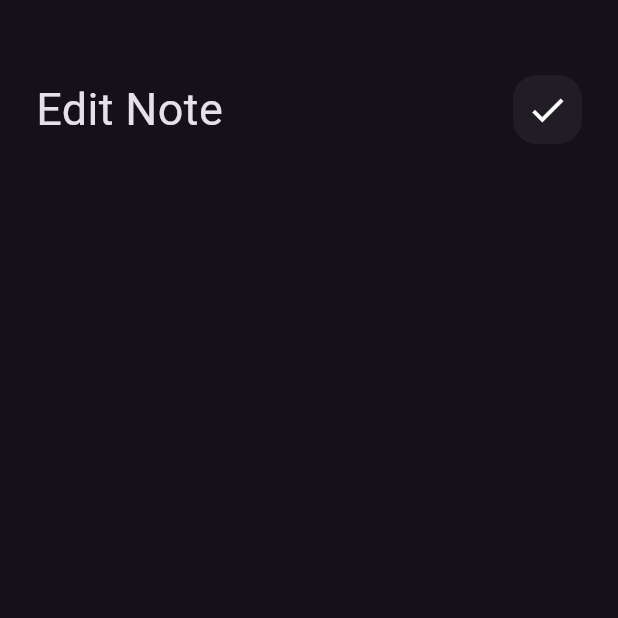
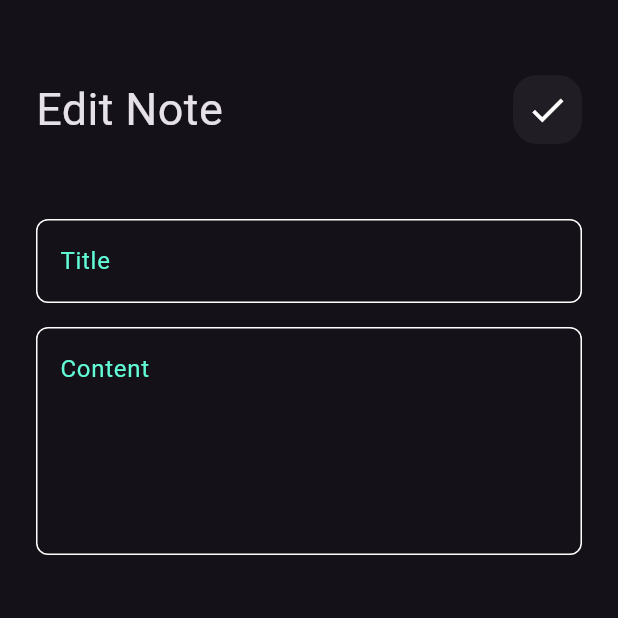
Before and after one commit to 18-rowida/note, a Flutter app: the EditNoteView screen opened directly, on a phone screen of 412 x 824 dp, the top half of it. Run offline on Flutter 3.47's test engine with Material 3 defaults, Android fonts, the phone set to English and light mode, and no system bars; our stand-ins replace font_awesome_flutter, google_fonts.

Commit message:
edit note view ui done

```diff
--- a/lib/views/widgets/edit_view_body.dart
+++ b/lib/views/widgets/edit_view_body.dart
@@ -1,5 +1,6 @@
 import 'package:flutter/material.dart';
 import 'package:note/views/widgets/custom_app_bar.dart';
+import 'package:note/views/widgets/custom_text_field.dart';
 
 class EditNoteViewBody extends StatelessWidget {
   const EditNoteViewBody({super.key});
@@ -9,7 +10,7 @@ class EditNoteViewBody extends StatelessWidget {
     return Padding(
       padding: const EdgeInsets.symmetric(horizontal: 24),
       child: Column(
-        children: [
+        children: const [
           SizedBox(
             height: 50,
           ),
@@ -17,6 +18,17 @@ class EditNoteViewBody extends StatelessWidget {
             title: 'Edit Note',
             icon: Icons.check,
           ),
+          SizedBox(
+            height: 50,
+          ),
+          CustomTextField(hintText: 'Title'),
+          SizedBox(
+            height: 16,
+          ),
+          CustomTextField(
+            hintText: 'Content',
+            maxLines: 5,
+          ),
         ],
       ),
     );
```
